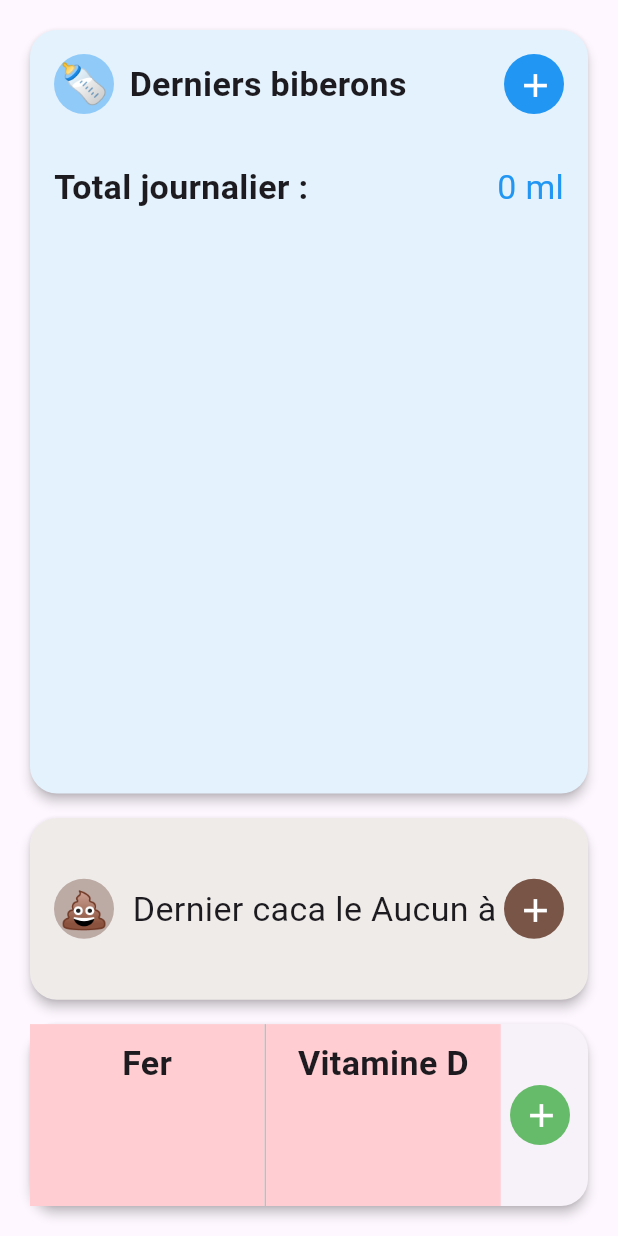
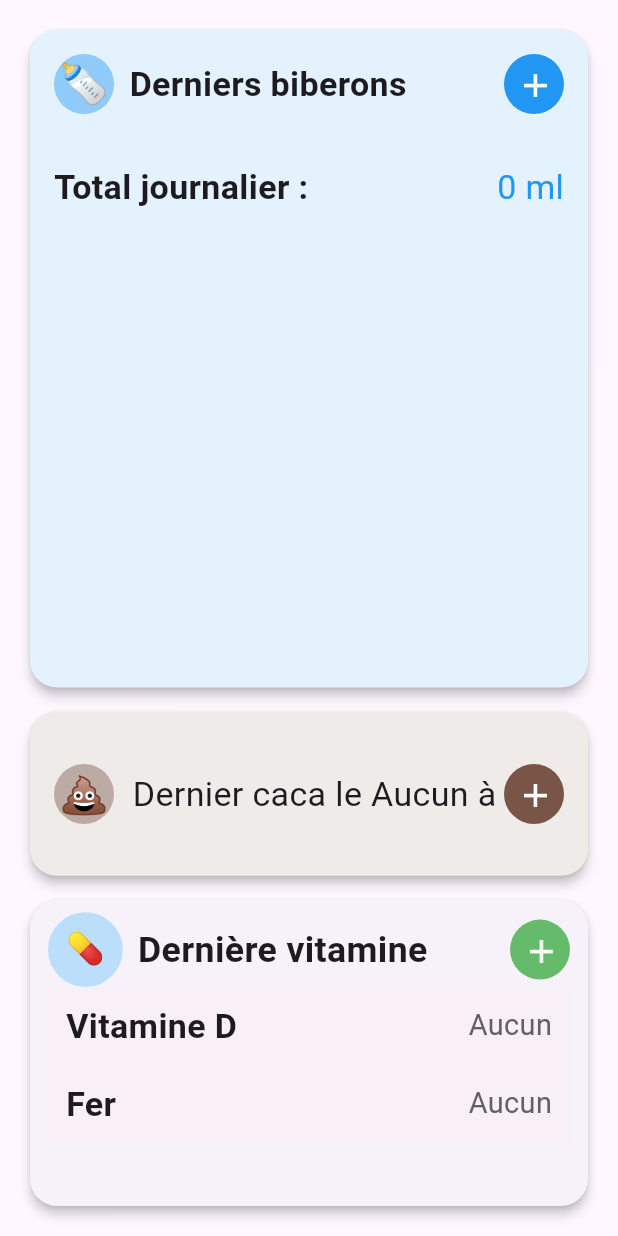
Before and after one commit to yoniBenabou/babytrack, a Flutter app: the HomePage widget shown alone on an empty page, opened directly, on a phone screen of 412 x 824 dp. Run offline on Flutter 3.47's test engine with Material 3 defaults, Android fonts, the phone set to English and light mode, and no system bars; our stand-ins replace cloud_firestore, firebase_core, shared_preferences; accounts and stored records are empty.

Commit message:
Vitamin changed v.1

```diff
--- a/lib/pages/home_page.dart
+++ b/lib/pages/home_page.dart
@@ -35,7 +35,7 @@ class _HomePageState extends State<HomePage> {
     }
   }
 
-  String get _biberonCollection => _selectedBaby == 'bébé 1' ? 'Biberon' : 'Biberon_bebe2';
+  String get _biberonCollection => _selectedBaby != 'bébé 2' ? 'Biberon' : 'Biberon_bebe2';
   String get _vitaminCollection => _selectedBaby == 'bébé 1' ? 'Vitamin' : 'Vitamin_bebe2';
 
   @override
@@ -51,7 +51,7 @@ class _HomePageState extends State<HomePage> {
             children: [
 
               Expanded(
-                flex: 4,
+                flex: 118,
                 child: StreamBuilder<QuerySnapshot>(
                   stream: FirebaseFirestore.instance.collection(_biberonCollection).snapshots(),
                   builder: (context, snapshot) {
@@ -88,7 +88,7 @@ class _HomePageState extends State<HomePage> {
               ),
               SizedBox(height: cardSpace),
               Expanded(
-                flex: 1,
+                flex: 31,
                 child: PoopCard(
                   cardFontSize: cardFontSize,
                   cardIconSize: cardIconSize,
@@ -97,7 +97,7 @@ class _HomePageState extends State<HomePage> {
               ),
               SizedBox(height: cardSpace),
               Expanded(
-                flex: 1,
+                flex: 56,
                 child: StreamBuilder<QuerySnapshot>(
                   stream: FirebaseFirestore.instance.collection(_vitaminCollection).snapshots(),
                   builder: (context, snapshot) {
--- a/lib/pages/main_screen.dart
+++ b/lib/pages/main_screen.dart
@@ -83,7 +83,7 @@ class _MainScreenState extends State<MainScreen> {
     final double appBarIconSize = SizeConfig.icon(context, 0.09);
     final double navBarFontSize = SizeConfig.text(context, 0.055);
     final double navBarIconSize = SizeConfig.icon(context, 0.09);
-
+    final double navBarHeight = SizeConfig.vertical(context, 0.05);
     return Scaffold(
       appBar: AppBar(
         title: _loadingBabies
@@ -114,14 +114,14 @@ class _MainScreenState extends State<MainScreen> {
               ),
 
         centerTitle: true,
-       // toolbarHeight: navBarHeight,
+        toolbarHeight: navBarHeight,
         leading: Icon(
           _selectedIndex == 0 ? Icons.home : Icons.bar_chart,
           size: appBarIconSize,
         ),
         actions: [
           IconButton(
-            icon: const Text('⚙️', style: TextStyle(fontSize: 28)),
+            icon: const Text('⚙️', style: TextStyle(fontSize: 26)),
             tooltip: 'Settings',
             onPressed: () {
               // Capture objects derived from context synchronously (no async/await here)
@@ -142,9 +142,9 @@ class _MainScreenState extends State<MainScreen> {
       body: _pages[_selectedIndex],
       bottomNavigationBar: BottomNavigationBar(
         currentIndex: _selectedIndex,
-        selectedFontSize: navBarFontSize,
-        unselectedFontSize: navBarFontSize,
-        iconSize: navBarIconSize,
+        selectedFontSize: navBarFontSize*0.7,
+        unselectedFontSize: navBarFontSize*0.7,
+        iconSize: navBarIconSize*0.8,
         items: const [
           BottomNavigationBarItem(
             icon: Icon(Icons.home),
--- a/lib/widgets/vitamins_card.dart
+++ b/lib/widgets/vitamins_card.dart
@@ -1,7 +1,7 @@
 import 'package:cloud_firestore/cloud_firestore.dart';
 import 'package:flutter/material.dart';
 import 'package:intl/intl.dart';
-import '../utils/size_config.dart';
+// import '../utils/size_config.dart';
 import 'add_vitamin_form.dart';
 import 'edit_vitamin_form.dart';
 
@@ -34,50 +34,40 @@ class VitaminsCard extends StatelessWidget {
     final Color ironBg = ironIsToday ? Colors.green.shade100 : Colors.red.shade100;
     final Color vdBg = vdIsToday ? Colors.green.shade100 : Colors.red.shade100;
 
-    String _shortDateFromDoc(DocumentSnapshot? d) {
-      if (d == null) return '';
+    String _fullDateTimeFromDoc(DocumentSnapshot? d) {
+      if (d == null) return 'Aucun';
       final data = d.data() as Map<String, dynamic>?;
-      if (data == null) return '';
+      if (data == null) return 'Aucun';
       final ts = data['date'];
-      if (ts == null) return '';
+      if (ts == null) return 'Aucun';
       final DateTime dt = ts is DateTime ? ts : (ts as dynamic).toDate();
-      return DateFormat('dd/MM').format(dt);
+      return DateFormat('dd/MM/yyyy à HH:mm').format(dt);
     }
 
-    final String ironShort = _shortDateFromDoc(ironDoc);
-    final String vdShort = _shortDateFromDoc(vdDoc);
+    final String ironFull = _fullDateTimeFromDoc(ironDoc);
+    final String vdFull = _fullDateTimeFromDoc(vdDoc);
 
-    Widget _buildSection({required String label, String? subtitle, required Color bgColor, required VoidCallback onTap}) {
-      return Expanded(
-        child: InkWell(
+    Widget _buildLine({required String label, required String datetime, required Color bgColor, required VoidCallback onTap}) {
+      return InkWell(
         onTap: onTap,
         child: Container(
-            // réduire un peu le padding pour gagner de l'espace
+          width: double.infinity,
           padding: const EdgeInsets.symmetric(vertical: 10, horizontal: 12),
-            color: bgColor,
-            child: Column(
-              mainAxisSize: MainAxisSize.min,
-              crossAxisAlignment: CrossAxisAlignment.center,
+          color: bgColor.withAlpha((0.08 * 255).round()),
+          child: Row(
             children: [
-                Text(
+              // petite pastille colorée
+              Expanded(
+                child: Text(
                   label,
                   style: TextStyle(fontSize: cardFontSize, fontWeight: FontWeight.bold),
-                  maxLines: 1,
-                  overflow: TextOverflow.ellipsis,
-                  textAlign: TextAlign.center,
                 ),
-                if (subtitle != null && subtitle.isNotEmpty) ...[
-                  const SizedBox(height: 4),
+              ),
               Text(
-                    subtitle,
-                    style: TextStyle(fontSize: cardFontSize * 0.7, color: Colors.grey.shade700),
-                    maxLines: 1,
-                    overflow: TextOverflow.ellipsis,
-                    textAlign: TextAlign.center,
+                datetime,
+                style: TextStyle(fontSize: cardFontSize * 0.85, color: Colors.grey.shade700),
               ),
             ],
-              ],
-            ),
           ),
         ),
       );
@@ -87,41 +77,47 @@ class VitaminsCard extends StatelessWidget {
       elevation: 3,
       shape: RoundedRectangleBorder(borderRadius: BorderRadius.circular(18)),
       child: Padding(
-        padding: const EdgeInsets.all(0),
-        child: IntrinsicHeight(
-          child: Row(
-            crossAxisAlignment: CrossAxisAlignment.stretch,
+        padding: const EdgeInsets.symmetric(vertical: 8, horizontal: 12),
+        child: Column(
+          crossAxisAlignment: CrossAxisAlignment.start,
+          mainAxisSize: MainAxisSize.min,
           children: [
-              // Fer section
-              _buildSection(
-                label: 'Fer',
-                subtitle: ironShort,
-                bgColor: ironBg,
-                onTap: () {
-                  if (ironDoc != null) {
+            // Icône medicament + Titre + bouton + sur la même ligne
+            Row(
+              children: [
+                // pastille avec emoji médicament
+                Container(
+                  margin: const EdgeInsets.only(right: 10),
+                  child: CircleAvatar(
+                    backgroundColor: Colors.blue.shade100,
+                    radius: (cardFontSize * 1.1),
+                    child: Text('💊', style: TextStyle(fontSize: cardFontSize * 0.9)),
+                  ),
+                ),
+                Expanded(
+                  child: Text('Dernière vitamine', style: TextStyle(fontSize: cardFontSize * 1.05, fontWeight: FontWeight.bold)),
+                ),
+                CircleAvatar(
+                  backgroundColor: Colors.green.shade400,
+                  child: IconButton(
+                    icon: Icon(Icons.add, color: Colors.white, size: cardIconSize * 0.9),
+                    tooltip: 'Ajouter',
+                    onPressed: () {
                       showModalBottomSheet(
                         context: context,
                         isScrollControlled: true,
-                      builder: (ctx) => EditVitaminForm(vitaminDoc: ironDoc!, selectedBebe: selectedBebe),
+                        builder: (ctx) => AddVitaminForm(selectedBebe: selectedBebe),
                       );
-                  } else {
-                    // ouvrir le formulaire d'ajout avec type préselectionné
-                    showModalBottomSheet(
-                      context: context,
-                      isScrollControlled: true,
-                      builder: (ctx) => AddVitaminForm(initialType: 'iron', selectedBebe: selectedBebe),
-                    );
-                  }
                     },
                   ),
-
-              // trait vertical
-              Container(width: 1, color: Colors.grey.shade400),
-
-              // Vitamine D section
-              _buildSection(
+                ),
+              ],
+            ),
+           // const SizedBox(height: 1),
+            // Vitamine D en premier ligne
+            _buildLine(
               label: 'Vitamine D',
-                subtitle: vdShort,
+              datetime: vdFull,
               bgColor: vdBg,
               onTap: () {
                 if (vdDoc != null) {
@@ -139,30 +135,29 @@ class VitaminsCard extends StatelessWidget {
                 }
               },
             ),
-
-              // espace avant le + (0 pour gagner de l'espace horizontal sur petits écrans)
-              SizedBox(width: SizeConfig.text(context, 0.015)),
-
-              // Bouton + unique
-              Padding(
-                padding: const EdgeInsets.only(right: 12.0),
-                child: CircleAvatar(
-                  backgroundColor: Colors.green.shade400,
-                  child: IconButton(
-                    icon: Icon(Icons.add, color: Colors.white, size: cardIconSize * 0.9),
-                    tooltip: 'Ajouter',
-                    onPressed: () {
+           // const SizedBox(height: 6),
+            // Fer en seconde ligne
+            _buildLine(
+              label: 'Fer',
+              datetime: ironFull,
+              bgColor: ironBg,
+              onTap: () {
+                if (ironDoc != null) {
                   showModalBottomSheet(
                     context: context,
                     isScrollControlled: true,
-                        builder: (ctx) => AddVitaminForm(selectedBebe: selectedBebe),
+                    builder: (ctx) => EditVitaminForm(vitaminDoc: ironDoc!, selectedBebe: selectedBebe),
                   );
+                } else {
+                  showModalBottomSheet(
+                    context: context,
+                    isScrollControlled: true,
+                    builder: (ctx) => AddVitaminForm(initialType: 'iron', selectedBebe: selectedBebe),
+                  );
+                }
               },
             ),
-                ),
-              ),
           ],
-          ),
         ),
       ),
     );
```
Lines whose indentation alone changed are shown as unchanged.
